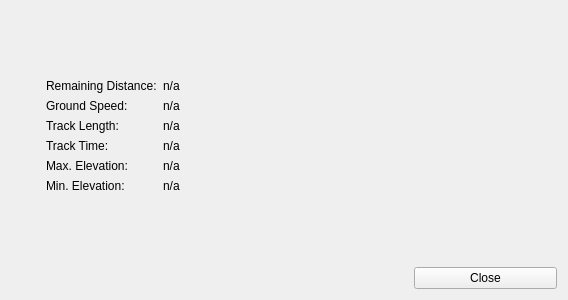
Qt form client/tripinfodialog.ui (unsanded/monav) before a commit.
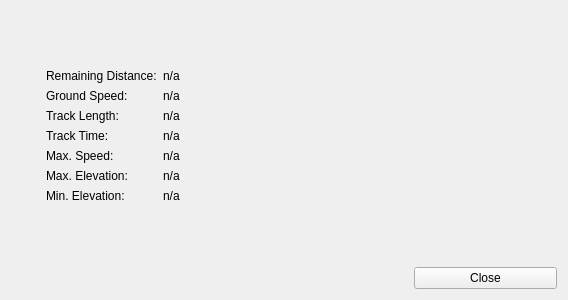
The same form after that commit.

Commit message: More information for the trip page. As a consequence, I've refactured some code of the logger. The elevation profile label is fully operational, though fixed in size for now.

Patch:
```diff
--- a/client/tripinfodialog.ui
+++ b/client/tripinfodialog.ui
@@ -101,27 +101,41 @@
         </widget>
        </item>
        <item row="4" column="0">
+        <widget class="QLabel" name="labellMaxSpeed">
+         <property name="text">
+          <string>Max. Speed:</string>
+         </property>
+        </widget>
+       </item>
+       <item row="4" column="1">
+        <widget class="QLabel" name="displayMaxSpeed">
+         <property name="text">
+          <string>n/a</string>
+         </property>
+        </widget>
+       </item>
+       <item row="5" column="0">
         <widget class="QLabel" name="labellMaxElevation">
          <property name="text">
           <string>Max. Elevation:</string>
          </property>
         </widget>
        </item>
-       <item row="4" column="1">
+       <item row="5" column="1">
         <widget class="QLabel" name="displayMaxElevation">
          <property name="text">
           <string>n/a</string>
          </property>
         </widget>
        </item>
-       <item row="5" column="0">
+       <item row="6" column="0">
         <widget class="QLabel" name="labellMinElevation">
          <property name="text">
           <string>Min. Elevation:</string>
          </property>
         </widget>
        </item>
-       <item row="5" column="1">
+       <item row="6" column="1">
         <widget class="QLabel" name="displayMinElevation">
          <property name="text">
           <string>n/a</string>
@@ -137,7 +151,7 @@
        </property>
        <property name="sizeHint" stdset="0">
         <size>
-         <width>7</width>
+         <width>13</width>
          <height>20</height>
         </size>
        </property>
```
The commit also changes 4 other files.
